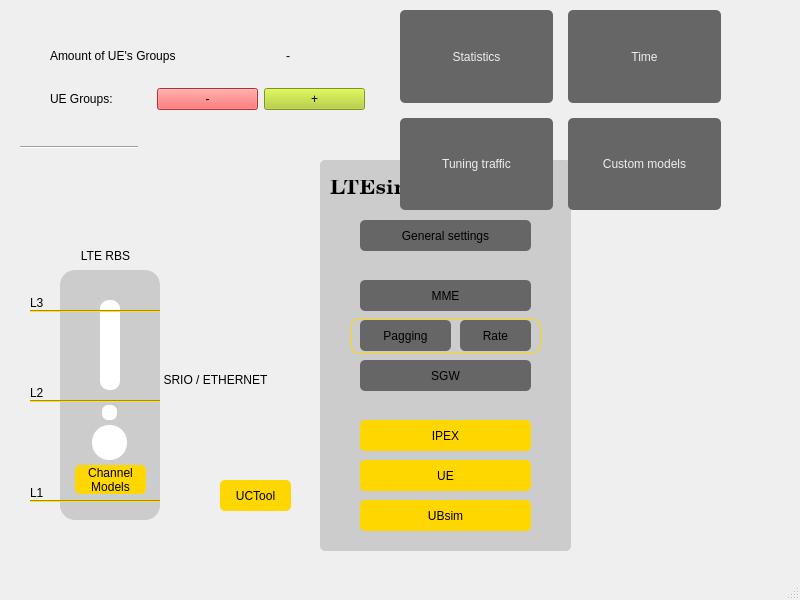
Above: LTEsimGeneratorGUI/Ui/Windows/trafficmap.ui from moniss23/junit4 before the change. Below: the same form after it.
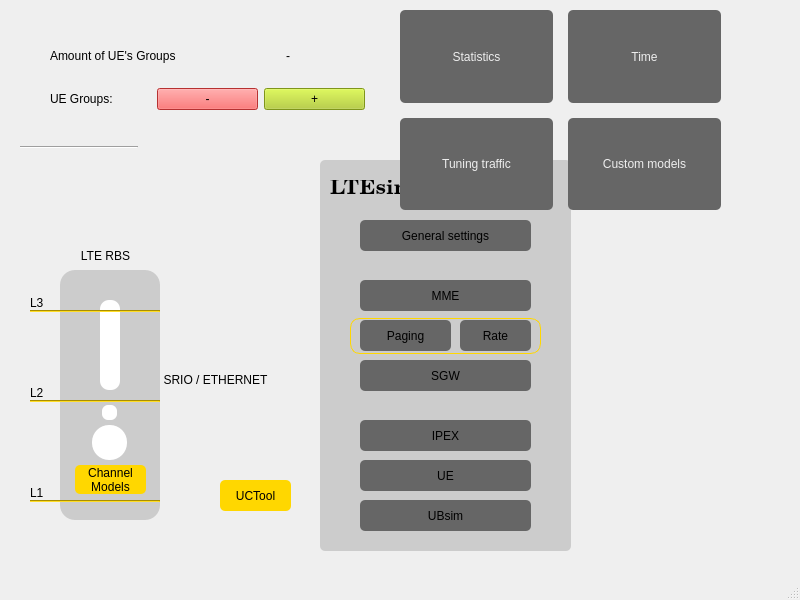
That is the form after the change. Icons and pictures are not drawn.

Commit message: Renamed Pagging to paging

```diff
--- a/LTEsimGeneratorGUI/Ui/Windows/trafficmap.ui
+++ b/LTEsimGeneratorGUI/Ui/Windows/trafficmap.ui
@@ -555,7 +555,7 @@
         <string notr="true">color: #000;
 border-radius:5px;
 border-color: #eee;
-background-color:#ffd700;</string>
+background-color:#666666;</string>
        </property>
        <property name="text">
         <string>IPEX</string>
@@ -583,7 +583,7 @@
         <string notr="true">color: #000;
 border-radius:5px;
 border-color: #eee;
-background-color:#ffd700;</string>
+background-color:#666666;</string>
        </property>
        <property name="text">
         <string>UBsim</string>
@@ -658,7 +658,7 @@
 background-color:#666666;</string>
        </property>
        <property name="text">
-        <string>Pagging</string>
+        <string>Paging</string>
        </property>
        <property name="default">
         <bool>true</bool>
@@ -683,7 +683,7 @@
         <string notr="true">color: #000;
 border-radius:5px;
 border-color: #eee;
-background-color:#ffd700;</string>
+background-color:#666666;</string>
        </property>
        <property name="text">
         <string>UE</string>
```
Left out of the diff: 8 changed lines with no effect on the pictures. The commit also changes 29 other files.
